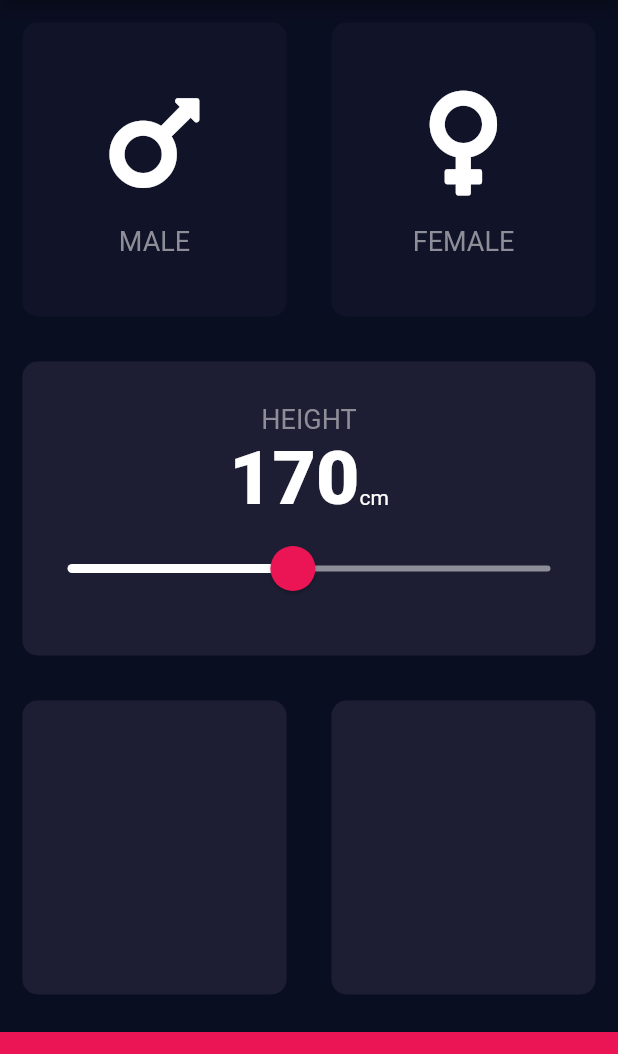
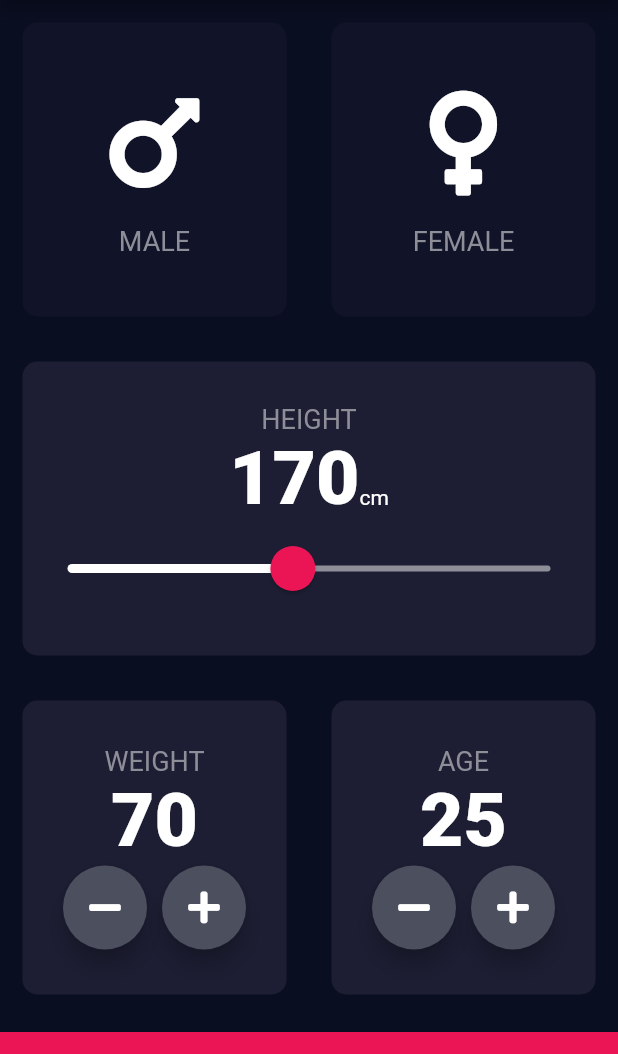
Before and after one commit to fern17/learning_flutter, a Flutter app: the screen it shows after launch, on a phone screen of 412 x 824 dp, the part 84-1138 px from its top. Run offline on Flutter 3.47's test engine with Material 2 defaults, Android fonts, the phone set to English and light mode, and no system bars; our stand-ins replace audioplayers, font_awesome_flutter, rflutter_alert.

Commit message:
add weight and age input

```diff
--- a/bmi_calculator/lib/input_page.dart
+++ b/bmi_calculator/lib/input_page.dart
@@ -15,6 +15,8 @@ enum Gender { Male, Female }
 class _InputPageState extends State<InputPage> {
   Gender selectedGender;
   int height = 170;
+  int weight = 70;
+  int age = 25;
 
   @override
   Widget build(BuildContext context) {
@@ -111,11 +113,83 @@ class _InputPageState extends State<InputPage> {
                 Expanded(
                   child: ReusableCard(
                     color: kActiveCardColor,
+                    cardChild: Column(
+                        mainAxisAlignment: MainAxisAlignment.center,
+                        children: [
+                          Text(
+                            'WEIGHT',
+                            style: kLabelTextStyle,
+                          ),
+                          Text(
+                            weight.toString(),
+                            style: kNumberTextStyle,
+                          ),
+                          Row(
+                              mainAxisAlignment: MainAxisAlignment.center,
+                              children: [
+                                RoundIconButton(
+                                  icon: FontAwesomeIcons.minus,
+                                  onPressed: () {
+                                    setState(() {
+                                      weight--;
+                                    });
+                                  },
+                                ),
+                                SizedBox(
+                                  width: 10.0,
+                                ),
+                                RoundIconButton(
+                                  icon: FontAwesomeIcons.plus,
+                                  onPressed: () {
+                                    setState(() {
+                                      weight++;
+                                    });
+                                  },
+                                ),
+                              ]),
+                        ]),
                   ),
                 ),
                 Expanded(
                   child: ReusableCard(
                     color: kActiveCardColor,
+                    cardChild: Column(
+                        mainAxisAlignment: MainAxisAlignment.center,
+                        children: [
+                          Text(
+                            'AGE',
+                            style: kLabelTextStyle,
+                          ),
+                          Text(
+                            age.toString(),
+                            style: kNumberTextStyle,
+                          ),
+                          Row(
+                              mainAxisAlignment: MainAxisAlignment.center,
+                              children: [
+                                RoundIconButton(
+                                  icon: FontAwesomeIcons.minus,
+                                  onPressed: () {
+                                    setState(() {
+                                      if (age > 0) {
+                                        age--;
+                                      }
+                                    });
+                                  },
+                                ),
+                                SizedBox(
+                                  width: 10.0,
+                                ),
+                                RoundIconButton(
+                                  icon: FontAwesomeIcons.plus,
+                                  onPressed: () {
+                                    setState(() {
+                                      age++;
+                                    });
+                                  },
+                                ),
+                              ]),
+                        ]),
                   ),
                 ),
               ],
@@ -132,3 +206,23 @@ class _InputPageState extends State<InputPage> {
     );
   }
 }
+
+class RoundIconButton extends StatelessWidget {
+  RoundIconButton({@required this.icon, @required this.onPressed});
+  final IconData icon;
+  final Function onPressed;
+  @override
+  Widget build(BuildContext context) {
+    return RawMaterialButton(
+      child: Icon(icon),
+      onPressed: onPressed,
+      elevation: 6.0,
+      constraints: BoxConstraints.tightFor(
+        width: 56.0,
+        height: 56.0,
+      ),
+      shape: CircleBorder(),
+      fillColor: Color(0xFF4C4F5E),
+    );
+  }
+}
```
